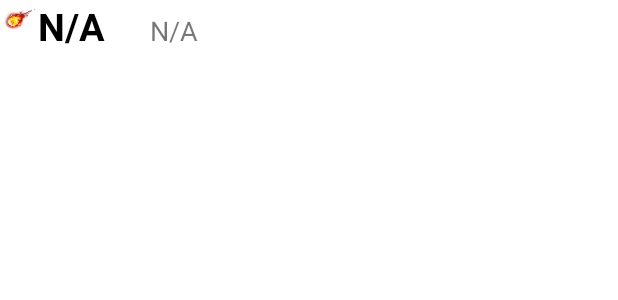
After one commit to Gal14190/SpaceWar_androidGame, an Android app: the layout score_item.xml on its own in the app's theme, with its tools: preview values and no code run, on a phone screen of 412 x 824 dp. The commit adds this screen. Shown: the top 300 px of the screen. Run offline under Robolectric (Android 15) with nearby library versions, the phone set to English and light mode, and no system bars.

Commit message:
table view to list view with adapter

```diff
--- /dev/null
+++ b/app/src/main/res/layout/score_item.xml
@@ -0,0 +1,32 @@
+<?xml version="1.0" encoding="utf-8"?>
+<LinearLayout xmlns:android="http://schemas.android.com/apk/res/android"
+    xmlns:app="http://schemas.android.com/apk/res-auto"
+    android:layout_width="match_parent"
+    android:layout_height="match_parent"
+    android:orientation="horizontal">
+
+
+    <ImageView
+        android:id="@+id/imageView"
+        android:layout_width="25dp"
+        android:layout_height="25dp"
+        app:srcCompat="@drawable/fireball" />
+
+    <TextView
+        android:id="@+id/point"
+        android:layout_width="wrap_content"
+        android:layout_height="wrap_content"
+        android:text="N/A"
+        android:textSize="25sp"
+        android:textColor="@color/black"
+        android:textStyle="bold"
+        />
+    <TextView
+        android:id="@+id/datetime"
+        android:layout_width="wrap_content"
+        android:layout_height="wrap_content"
+        android:text="N/A"
+        android:textSize="18sp"
+        android:layout_marginLeft="30dp"
+        />
+</LinearLayout>
```
Also changed, not shown: app/src/main/java/com/example/spacewar/fragments/ScoreTableFragment.java (+44 -62 lines), app/src/main/res/layout/score_table_fragment.xml (+17 -9 lines).
